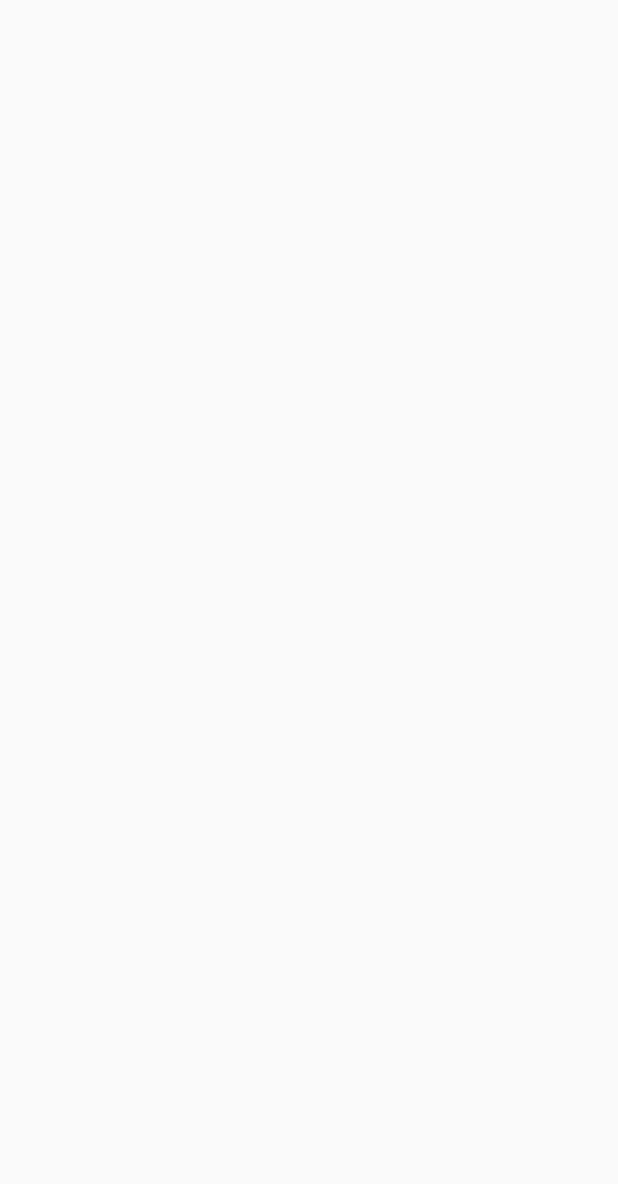
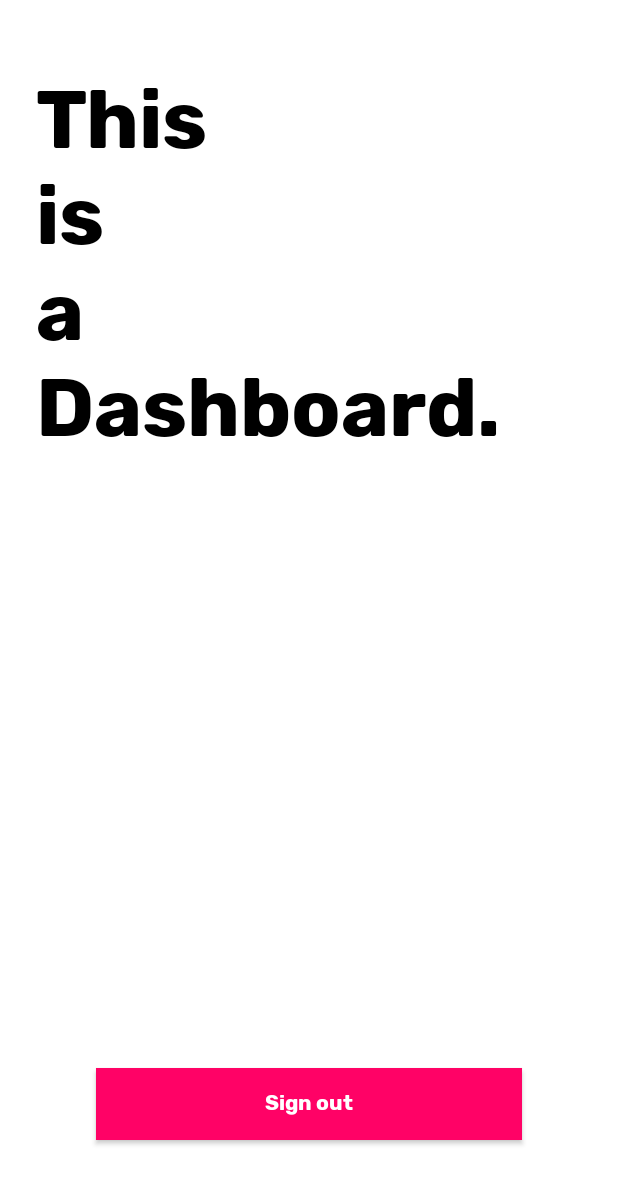
Before and after one commit to asadmansr/android-playground, an Android app: the DashboardFragment screen opened through its navigation route, on a phone screen of 412 x 824 dp. Before the commit the part shown is empty. Shown: the top 1184 px of the screen. Run offline under Robolectric (Android 15) with nearby library versions, the phone set to English and light mode, and no system bars.

Commit message:
Modified ui layouts for all of the screens. Added user authentication to navigate based on whether user is authenticated or not

```diff
--- a/Navigation/app/src/main/AndroidManifest.xml
+++ b/Navigation/app/src/main/AndroidManifest.xml
@@ -8,7 +8,7 @@
         android:label="@string/app_name"
         android:roundIcon="@mipmap/ic_launcher_round"
         android:supportsRtl="true"
-        android:theme="@style/AppTheme">
+        android:theme="@style/PinkTheme">
         <activity android:name=".MainActivity">
             <intent-filter>
                 <action android:name="android.intent.action.MAIN" />
--- a/Navigation/app/src/main/java/com/asadmansr/navigationapp/dashboard/DashboardFragment.kt
+++ b/Navigation/app/src/main/java/com/asadmansr/navigationapp/dashboard/DashboardFragment.kt
@@ -1,24 +1,41 @@
 package com.asadmansr.navigationapp.dashboard
 
 import android.os.Bundle
-import androidx.fragment.app.Fragment
 import android.view.LayoutInflater
 import android.view.View
 import android.view.ViewGroup
+import android.widget.Button
+import androidx.fragment.app.Fragment
+import androidx.navigation.Navigation
+import com.asadmansr.navigationapp.R
+import com.asadmansr.navigationapp.core.SharedPreference
 
-import com.asadmansr.navigationapp.R
-
-/**
- * A simple [Fragment] subclass.
- */
-class DashboardFragment : Fragment() {
+class DashboardFragment : Fragment(), View.OnClickListener {
 
     override fun onCreateView(
-        inflater: LayoutInflater, container: ViewGroup?,
+        inflater: LayoutInflater,
+        container: ViewGroup?,
         savedInstanceState: Bundle?
     ): View? {
-        // Inflate the layout for this fragment
-        return inflater.inflate(R.layout.fragment_dashboard, container, false)
+        val view = inflater.inflate(R.layout.fragment_dashboard, container, false)
+        view.findViewById<Button>(R.id.btn_dashboard_sign_out).setOnClickListener(this)
+        return view
+    }
+
+    override fun onClick(v: View?) {
+        when (v!!.id) {
+            R.id.btn_dashboard_sign_out -> signOut()
+        }
+    }
+
+    private fun signOut() {
+        SharedPreference(requireContext()).authenticateUser(false)
+        navigateToTutorialScreen()
+    }
+
+    private fun navigateToTutorialScreen() {
+        Navigation.findNavController(requireView())
+            .navigate(R.id.action_dashboardFragment_to_tutorialFragment)
     }
 
 }
--- a/Navigation/app/src/main/java/com/asadmansr/navigationapp/onboarding/WelcomeFragment.kt
+++ b/Navigation/app/src/main/java/com/asadmansr/navigationapp/onboarding/WelcomeFragment.kt
@@ -10,7 +10,7 @@ import androidx.navigation.Navigation
 import com.asadmansr.navigationapp.R
 
 
-class WelcomeFragment : Fragment() {
+class WelcomeFragment : Fragment(), View.OnClickListener {
 
     override fun onCreateView(
         inflater: LayoutInflater,
@@ -18,13 +18,18 @@ class WelcomeFragment : Fragment() {
         savedInstanceState: Bundle?
     ): View? {
         val view = inflater.inflate(R.layout.fragment_welcome, container, false)
-
-        view.findViewById<Button>(R.id.btn_welcome_continue).setOnClickListener {
-            Navigation.findNavController(view)
-                .navigate(R.id.action_welcomeFragment_to_tutorialFragment)
-        }
-
+        view.findViewById<Button>(R.id.btn_welcome_continue).setOnClickListener(this)
         return view
     }
 
+    override fun onClick(v: View?) {
+        when (v!!.id) {
+            R.id.btn_welcome_continue -> navigateToTutorial()
+        }
+    }
+
+    private fun navigateToTutorial() {
+        Navigation.findNavController(requireView())
+            .navigate(R.id.action_welcomeFragment_to_tutorialFragment)
+    }
 }
--- a/Navigation/app/src/main/res/layout/fragment_dashboard.xml
+++ b/Navigation/app/src/main/res/layout/fragment_dashboard.xml
@@ -1,10 +1,46 @@
 <?xml version="1.0" encoding="utf-8"?>
 <androidx.constraintlayout.widget.ConstraintLayout
     xmlns:android="http://schemas.android.com/apk/res/android"
+    xmlns:app="http://schemas.android.com/apk/res-auto"
     xmlns:tools="http://schemas.android.com/tools"
     android:layout_width="match_parent"
     android:layout_height="match_parent"
+    android:background="@color/colorWhite"
     tools:context=".dashboard.DashboardFragment">
 
+    <TextView
+        android:id="@+id/tv_dashboard"
+        android:layout_width="0dp"
+        android:layout_height="wrap_content"
+        android:layout_marginStart="24dp"
+        android:layout_marginLeft="24dp"
+        android:layout_marginTop="48dp"
+        android:layout_marginEnd="24dp"
+        android:layout_marginRight="24dp"
+        android:text="@string/dashboard_content"
+        android:textColor="@color/colorBlack"
+        android:textSize="54sp"
+        app:fontFamily="@font/rubik_bold"
+        app:layout_constraintEnd_toEndOf="parent"
+        app:layout_constraintStart_toStartOf="parent"
+        app:layout_constraintTop_toTopOf="parent" />
 
+    <Button
+        android:id="@+id/btn_dashboard_sign_out"
+        android:layout_width="0dp"
+        android:layout_height="wrap_content"
+        android:layout_marginStart="64dp"
+        android:layout_marginLeft="64dp"
+        android:layout_marginEnd="64dp"
+        android:layout_marginRight="64dp"
+        android:layout_marginBottom="64dp"
+        android:text="@string/sign_out"
+        android:textAllCaps="false"
+        android:background="@color/themePink"
+        android:textColor="@color/colorWhite"
+        android:textSize="14sp"
+        app:fontFamily="@font/rubik_bold"
+        app:layout_constraintBottom_toBottomOf="parent"
+        app:layout_constraintEnd_toEndOf="parent"
+        app:layout_constraintStart_toStartOf="parent" />
 </androidx.constraintlayout.widget.ConstraintLayout>
--- a/Navigation/app/src/main/res/layout/fragment_log_in.xml
+++ b/Navigation/app/src/main/res/layout/fragment_log_in.xml
@@ -1,8 +1,10 @@
 <?xml version="1.0" encoding="utf-8"?>
-<androidx.constraintlayout.widget.ConstraintLayout xmlns:android="http://schemas.android.com/apk/res/android"
+<androidx.constraintlayout.widget.ConstraintLayout
+    xmlns:android="http://schemas.android.com/apk/res/android"
     xmlns:tools="http://schemas.android.com/tools"
     android:layout_width="match_parent"
     android:layout_height="match_parent"
+    android:background="@color/colorWhite"
     xmlns:app="http://schemas.android.com/apk/res-auto"
     tools:context=".authentication.LogInFragment">
 
--- a/Navigation/app/src/main/res/layout/fragment_sign_up.xml
+++ b/Navigation/app/src/main/res/layout/fragment_sign_up.xml
@@ -1,8 +1,10 @@
 <?xml version="1.0" encoding="utf-8"?>
-<androidx.constraintlayout.widget.ConstraintLayout xmlns:android="http://schemas.android.com/apk/res/android"
+<androidx.constraintlayout.widget.ConstraintLayout
+    xmlns:android="http://schemas.android.com/apk/res/android"
     xmlns:tools="http://schemas.android.com/tools"
     android:layout_width="match_parent"
     android:layout_height="match_parent"
+    android:background="@color/colorWhite"
     xmlns:app="http://schemas.android.com/apk/res-auto"
     tools:context=".authentication.SignUpFragment">
 
--- a/Navigation/app/src/main/res/navigation/nav_graph.xml
+++ b/Navigation/app/src/main/res/navigation/nav_graph.xml
@@ -51,5 +51,9 @@
         android:id="@+id/dashboardFragment"
         android:name="com.asadmansr.navigationapp.dashboard.DashboardFragment"
         android:label="fragment_dashboard"
-        tools:layout="@layout/fragment_dashboard" />
+        tools:layout="@layout/fragment_dashboard" >
+        <action
+            android:id="@+id/action_dashboardFragment_to_tutorialFragment"
+            app:destination="@id/tutorialFragment" />
+    </fragment>
 </navigation>
--- a/Navigation/app/src/main/res/values/colors.xml
+++ b/Navigation/app/src/main/res/values/colors.xml
@@ -1,11 +1,16 @@
 <?xml version="1.0" encoding="utf-8"?>
 <resources>
-    <color name="colorPrimary">#6200EE</color>
-    <color name="colorPrimaryDark">#3700B3</color>
-    <color name="colorAccent">#03DAC5</color>
     <color name="colorWhite">#FFFFFF</color>
     <color name="colorBlack">#000000</color>
+
+    <color name="themePink">#FF0266</color>
+    <color name="themePinkDark">#C5003C</color>
+
+    <color name="themeBlueLight">#6F63FF</color>
+    <color name="themeBlue">#0336FF</color>
+    <color name="themeBlueDark">#0008CA</color>
+
+    <color name="themeYellowLight">#FFFF54</color>
     <color name="themeYellow">#FFDE03</color>
-    <color name="themeBlue">#0336FF</color>
-    <color name="themePink">#FF0266</color>
+    <color name="themeYellowDark">#C7AD00</color>
 </resources>
--- a/Navigation/app/src/main/res/values/strings.xml
+++ b/Navigation/app/src/main/res/values/strings.xml
@@ -7,7 +7,8 @@
     <string name="submit">Submit</string>
     <string name="login">Login</string>
     <string name="sign_up">Sign up</string>
-
+    <string name="sign_out">Sign out</string>
+    <string name="dashboard_content">This\nis\na\nDashboard.</string>
     <string name="hint_email">Email</string>
     <string name="hint_password">Password</string>
 </resources>
--- a/Navigation/app/src/main/res/values/styles.xml
+++ b/Navigation/app/src/main/res/values/styles.xml
@@ -1,10 +1,21 @@
 <resources>
 
-    <!-- Base application theme. -->
-    <style name="AppTheme" parent="Theme.AppCompat.Light.NoActionBar">
-        <item name="colorPrimary">@color/colorPrimary</item>
-        <item name="colorPrimaryDark">@color/colorPrimaryDark</item>
-        <item name="colorAccent">@color/colorAccent</item>
+    <style name="YellowTheme" parent="Theme.AppCompat.Light.NoActionBar">
+        <item name="colorPrimary">@color/themeYellow</item>
+        <item name="colorPrimaryDark">@color/themeYellowDark</item>
+        <item name="colorAccent">@color/themeBlue</item>
+    </style>
+
+    <style name="BlueTheme" parent="Theme.AppCompat.Light.NoActionBar">
+        <item name="colorPrimary">@color/themeBlue</item>
+        <item name="colorPrimaryDark">@color/themeBlueDark</item>
+        <item name="colorAccent">@color/colorWhite</item>
+    </style>
+
+    <style name="PinkTheme" parent="Theme.AppCompat.Light.NoActionBar">
+        <item name="colorPrimary">@color/themePink</item>
+        <item name="colorPrimaryDark">@color/themePinkDark</item>
+        <item name="colorAccent">@color/colorBlack</item>
     </style>
 
 </resources>
```
Also changed, not shown: Navigation/app/src/main/java/com/asadmansr/navigationapp/authentication/LogInFragment.kt (+18 -6 lines), Navigation/app/src/main/java/com/asadmansr/navigationapp/authentication/SignUpFragment.kt (+18 -6 lines), Navigation/app/src/main/java/com/asadmansr/navigationapp/core/SharedPreference.kt (added, +23 -0 lines), Navigation/app/src/main/java/com/asadmansr/navigationapp/onboarding/TutorialFragment.kt (+55 -11 lines).
